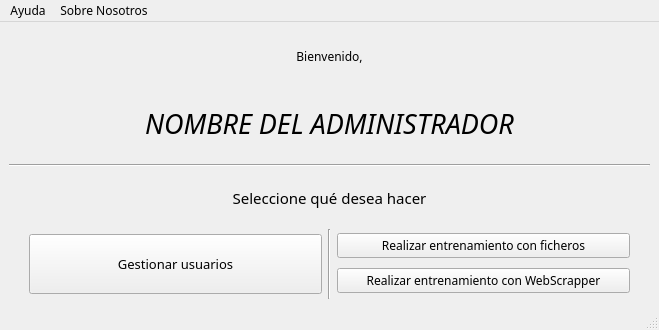
Above: Resources/UI/VentanaAdmin.ui from 40CompilerErrors/Proyecto2 before the change. Below: the same form after it.
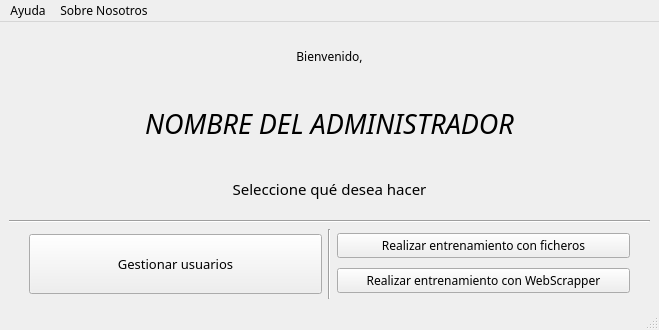
That is the form after the change.

Commit message: Unidas ventanas hasta el entrenador

Patch:
```diff
--- a/Resources/UI/VentanaAdmin.ui
+++ b/Resources/UI/VentanaAdmin.ui
@@ -21,6 +21,8 @@
   <widget class="QWidget" name="centralwidget">
    <layout class="QVBoxLayout" name="verticalLayout">
     <item>
+     <layout class="QVBoxLayout" name="verticalLayout_3">
+      <item>
      <widget class="QLabel" name="label_2">
       <property name="font">
        <font>
@@ -65,13 +67,6 @@
       </property>
      </widget>
     </item>
-    <item>
-     <widget class="Line" name="line_2">
-      <property name="orientation">
-       <enum>Qt::Horizontal</enum>
-      </property>
-     </widget>
-    </item>
     <item>
      <widget class="QLabel" name="label">
       <property name="sizePolicy">
@@ -94,6 +89,15 @@
       </property>
      </widget>
     </item>
+     </layout>
+    </item>
+    <item>
+     <widget class="Line" name="line_2">
+      <property name="orientation">
+       <enum>Qt::Horizontal</enum>
+      </property>
+     </widget>
+    </item>
     <item>
      <layout class="QHBoxLayout" name="horizontalLayout">
       <property name="leftMargin">
```
Left out of the diff: 6 changed lines with no effect on the pictures. Lines whose indentation alone changed are shown as unchanged. The commit also changes 927 other files.
